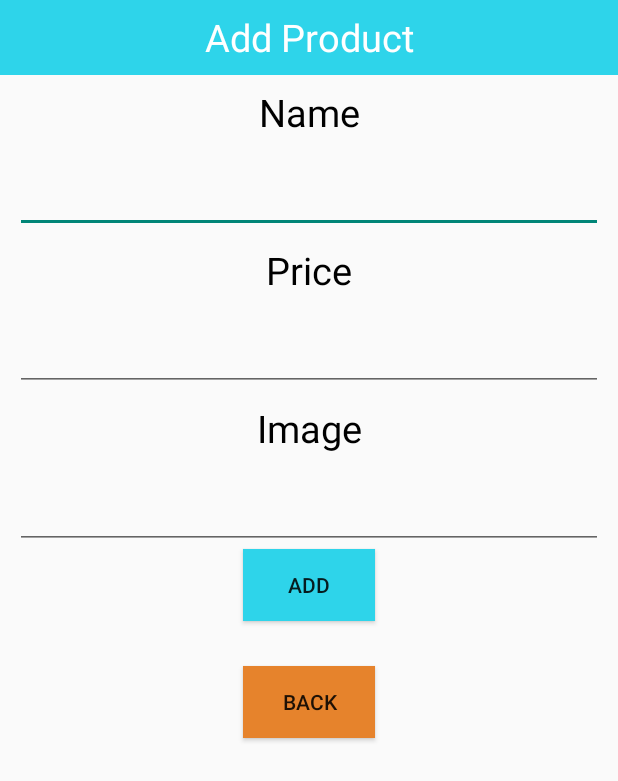
After one commit to ngocdtm/FastFood_Mobile, an Android app: the AddProActivity screen opened directly, with no data from a screen before it, on a phone screen of 412 x 824 dp. The commit adds this screen. Shown: the top 781 px of the screen. Run offline under Robolectric (Android 15) with nearby library versions, the phone set to English and light mode, and no system bars; our stand-ins replace Firebase (no records; nobody signed in at launch, a user with empty details on screens opened directly).

Commit message:
Initial Commit

```diff
--- a/app/src/main/AndroidManifest.xml
+++ b/app/src/main/AndroidManifest.xml
@@ -22,6 +22,9 @@
         android:theme="@style/Theme.AppCompat.Light.NoActionBar"
         tools:targetApi="31">
         <activity
+            android:name=".activity.AddProActivity"
+            android:exported="false" />
+        <activity
             android:name=".activity.UploadProfilePictureActivity"
             android:exported="false" />
         <activity
@@ -33,7 +36,6 @@
         <activity
             android:name=".activity.GetStartedActivity"
             android:exported="false" />
-
         <activity
             android:name=".activity.UserProfileActivity"
             android:exported="false" />
@@ -49,7 +51,6 @@
         <activity
             android:name=".activity.SplashActivity"
             android:exported="false" />
-
         <activity
             android:name=".activity.SignupActivity"
             android:exported="false" />
--- /dev/null
+++ b/app/src/main/java/com/example/foodnhanh/activity/AddProActivity.java
@@ -0,0 +1,68 @@
+package com.example.foodnhanh.activity;
+
+import androidx.annotation.NonNull;
+import androidx.appcompat.app.AppCompatActivity;
+
+import android.content.Intent;
+import android.os.Bundle;
+import android.view.View;
+import android.widget.Button;
+import android.widget.EditText;
+import android.widget.Toast;
+
+import com.example.foodnhanh.R;
+import com.google.android.gms.tasks.OnFailureListener;
+import com.google.android.gms.tasks.OnSuccessListener;
+import com.google.firebase.database.FirebaseDatabase;
+
+import java.util.HashMap;
+import java.util.Map;
+
+public class AddProActivity extends AppCompatActivity {
+Button btnBack,btnAdd;
+EditText img_url,name,price;
+
+    @Override
+    protected void onCreate(Bundle savedInstanceState) {
+        super.onCreate(savedInstanceState);
+        setContentView(R.layout.activity_add_pro);
+        btnBack=findViewById(R.id.btnBackPro);
+        name=findViewById(R.id.txtTextPro);
+        price=findViewById(R.id.txtPricePro);
+        img_url=findViewById(R.id.txtImagePro);
+        btnAdd=findViewById(R.id.btnAddProDetail);
+        btnAdd.setOnClickListener(new View.OnClickListener() {
+            @Override
+            public void onClick(View v) {
+            insertData();
+            }
+        });
+        btnBack.setOnClickListener(new View.OnClickListener() {
+            @Override
+            public void onClick(View v) {
+                Intent intent = new Intent(AddProActivity.this, MainActivity.class);
+                startActivity(intent);
+                finish();
+            }
+        });
+
+    }
+    private void insertData(){
+        Map<String,Object> map=new HashMap<>();
+        map.put("name",name.getText().toString());
+        Integer price1=Integer.parseInt(price.getText().toString());
+        map.put("price",price1);
+        map.put("img_url",img_url.getText().toString());
+        FirebaseDatabase.getInstance().getReference().child("Category").push().setValue(map).addOnSuccessListener(new OnSuccessListener<Void>() {
+            @Override
+            public void onSuccess(Void unused) {
+                Toast.makeText(AddProActivity.this,"Data Inserted Successfully",Toast.LENGTH_SHORT).show();
+            }
+        }).addOnFailureListener(new OnFailureListener() {
+            @Override
+            public void onFailure(@NonNull Exception e) {
+                Toast.makeText(AddProActivity.this,"Error",Toast.LENGTH_SHORT).show();
+            }
+        });
+    }
+}
--- a/app/src/main/java/com/example/foodnhanh/activity/UpdateProfileActivity.java
+++ b/app/src/main/java/com/example/foodnhanh/activity/UpdateProfileActivity.java
@@ -91,6 +91,7 @@ public class UpdateProfileActivity extends AppCompatActivity
             public void onClick(View v)
             {
                 Intent intent = new Intent(UpdateProfileActivity.this, UpdateEmailActivity.class);
+
                 startActivity(intent);
                 finish();
             }
--- /dev/null
+++ b/app/src/main/res/layout/activity_add_pro.xml
@@ -0,0 +1,78 @@
+<?xml version="1.0" encoding="utf-8"?>
+<LinearLayout xmlns:android="http://schemas.android.com/apk/res/android"
+    xmlns:app="http://schemas.android.com/apk/res-auto"
+    xmlns:tools="http://schemas.android.com/tools"
+    android:layout_width="match_parent"
+    android:layout_height="match_parent"
+    android:orientation="vertical"
+    tools:context=".activity.AddProActivity">
+<TextView
+    android:layout_width="match_parent"
+    android:layout_height="50dp"
+    android:text="Add Product"
+    android:textSize="25sp"
+    android:background="@color/green"
+    android:gravity="center"
+    android:textColor="#FFF"/>
+    <TextView
+        android:layout_width="match_parent"
+        android:layout_height="50dp"
+        android:text="Name"
+        android:textSize="25sp"
+        android:gravity="center"
+        android:textColor="@color/black"/>
+    <EditText
+        android:layout_width="match_parent"
+        android:layout_height="55dp"
+        android:layout_marginRight="10dp"
+        android:layout_marginLeft="10dp"
+        android:gravity="center"
+        android:id="@+id/txtTextPro"/>
+    <TextView
+        android:layout_width="match_parent"
+        android:layout_height="50dp"
+        android:text="Price"
+        android:textSize="25sp"
+        android:gravity="center"
+        android:textColor="@color/black"/>
+    <EditText
+        android:layout_width="match_parent"
+        android:layout_height="55dp"
+        android:layout_marginRight="10dp"
+        android:layout_marginLeft="10dp"
+        android:textSize="35dp"
+        android:gravity="center"
+        android:id="@+id/txtPricePro"/>
+    <TextView
+        android:layout_width="match_parent"
+        android:layout_height="50dp"
+        android:text="Image"
+        android:textSize="25sp"
+        android:gravity="center"
+        android:textColor="@color/black"/>
+    <EditText
+        android:layout_width="match_parent"
+        android:layout_height="55dp"
+        android:layout_marginRight="10dp"
+        android:layout_marginLeft="10dp"
+        android:textSize="45dp"
+        android:gravity="center"
+        android:id="@+id/txtImagePro"/>
+    <Button
+        android:layout_width="wrap_content"
+        android:text="Add"
+        android:id="@+id/btnAddProDetail"
+        android:background="@color/green"
+        android:layout_gravity="center"
+        android:gravity="center"
+        android:layout_height="wrap_content"/>
+    <Button
+        android:layout_width="wrap_content"
+        android:text="Back"
+        android:id="@+id/btnBackPro"
+        android:background="@color/orange"
+        android:layout_gravity="center"
+        android:gravity="center"
+        android:layout_marginTop="30dp"
+        android:layout_height="wrap_content"/>
+</LinearLayout>
--- a/app/src/main/res/layout/favor_item.xml
+++ b/app/src/main/res/layout/favor_item.xml
@@ -8,8 +8,8 @@
     android:layout_marginEnd="8dp">
     <ImageView
         android:id="@+id/favImageView"
-        android:layout_width="100dp"
-        android:layout_height="100dp"
+        android:layout_width="70dp"
+        android:layout_height="80dp"
         android:src="@drawable/burger"
         android:scaleType="centerCrop"/>
 
```
Also changed, not shown: app/src/main/java/com/example/foodnhanh/activity/MainActivity.java (+15 -3 lines), app/src/main/java/com/example/foodnhanh/activity/SignupActivity.java (+4 -4 lines), app/src/main/java/com/example/foodnhanh/activity/UpdateEmailActivity.java (+9 -15 lines), app/src/main/java/com/example/foodnhanh/activity/UserProfileActivity.java (+7 -1 lines), app/src/main/res/layout/activity_main.xml (+12 -5 lines), app/src/main/res/layout/cartitem.xml (deleted, +0 -47 lines), app/src/main/res/layout/main_item.xml (+19 -2 lines), app/src/main/res/layout/single_fav_item.xml (+6 -7 lines).
